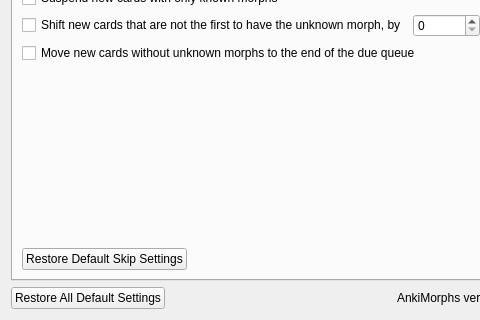
Above: ankimorphs/ui/settings_dialog.ui from mortii/anki-morphs before the change; both pictures show x 0 to 480 and y 146 to 466 of the 923 by 466 pixel window. Below: the same form after it.
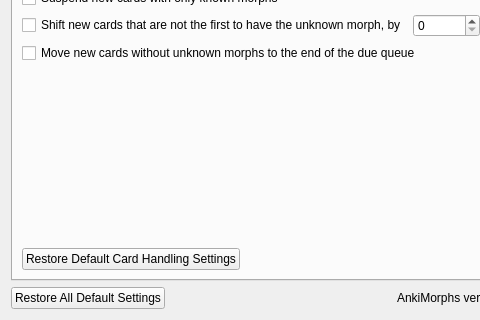
That is the form after the change. The open tabs and pages were chosen to show the change.

```diff
--- a/ankimorphs/ui/settings_dialog.ui
+++ b/ankimorphs/ui/settings_dialog.ui
@@ -744,7 +744,7 @@
            <item>
             <widget class="QPushButton" name="restoreSkipPushButton">
              <property name="text">
-              <string>Restore Default Skip Settings</string>
+              <string>Restore Default Card Handling Settings</string>
              </property>
             </widget>
            </item>
```
Left out of the diff: 5 changed lines with no effect on the pictures.
